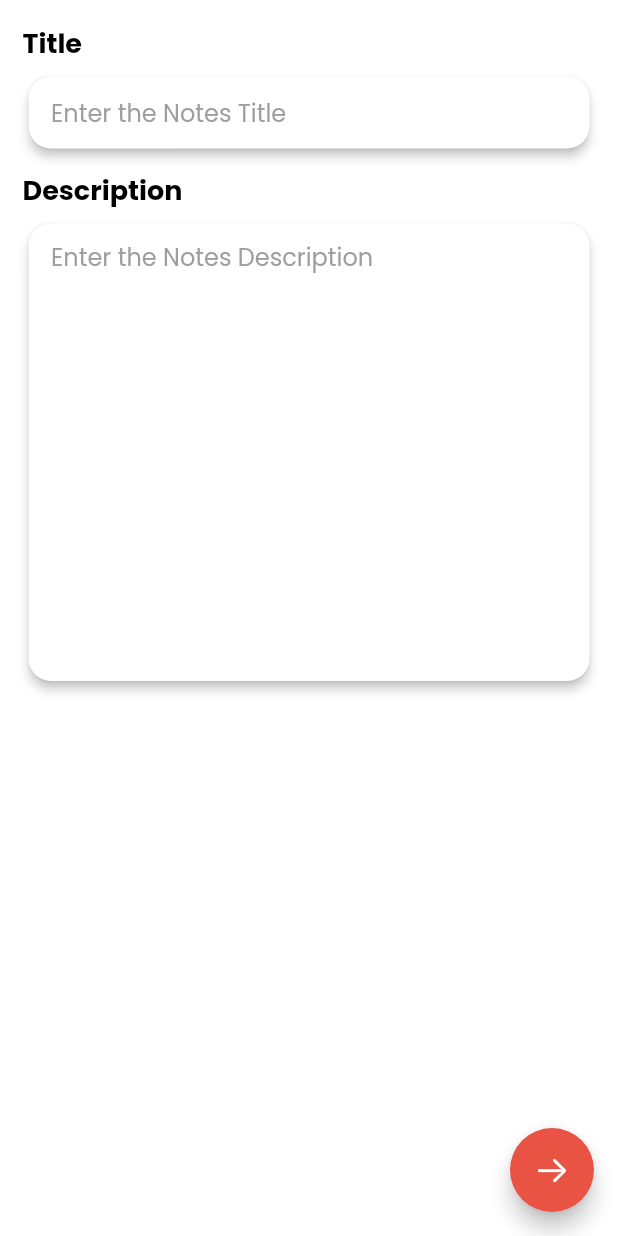
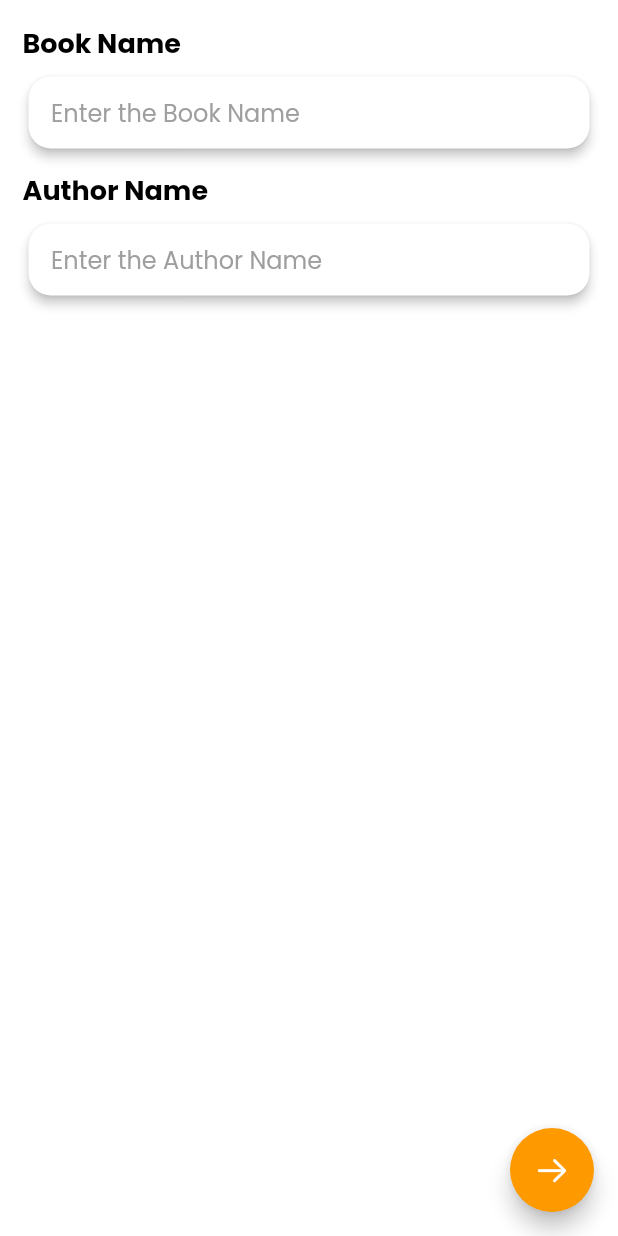
Before and after one commit to UmangKaklotar/firebase_app, a Flutter app: the screen it shows after launch, after a tap on the "note add" icon, on a phone screen of 412 x 824 dp. Run offline on Flutter 3.47's test engine with Material 2 defaults, Android fonts, the phone set to English and light mode, and no system bars; our stand-ins replace cloud_firestore, firebase_core, google_fonts; accounts and stored records are empty.

Commit message:
UK || 20/03/2023 10:50 PM

```diff
--- a/lib/Helper/collection_helper.dart
+++ b/lib/Helper/collection_helper.dart
@@ -1,33 +1,33 @@
 import 'package:cloud_firestore/cloud_firestore.dart';
 
-import '../Model/note_model.dart';
+import '../Model/author_model.dart';
 
 class CollectionHelper {
   static CollectionHelper instance = CollectionHelper();
 
-  CollectionReference notes = FirebaseFirestore.instance.collection('notes');
+  CollectionReference authors = FirebaseFirestore.instance.collection('authors');
 
-  insertNote(Notes note) {
-    return notes
-        .add(note.toMap())
+  insertNote(Author author) {
+    return authors
+        .add(author.toMap())
         .then((e) => print("Notes Added..."))
         .catchError((error) => print("Error : $error"));
   }
 
-  updateNote(int index, Notes note) async {
-    var docSnap = await notes.get();
+  updateNote(int index, Author author) async {
+    var docSnap = await authors.get();
     var doc_id = docSnap.docs;
-    return notes
+    return authors
         .doc(doc_id[index].id)
-        .update(note.toMap())
+        .update(author.toMap())
         .then((value) => print("Notes Updated..."))
         .catchError((error) => print("Error : $error"));
   }
 
   deleteNote(int index) async {
-    var docSnap = await notes.get();
+    var docSnap = await authors.get();
     var doc_id = docSnap.docs;
-    return notes
+    return authors
         .doc(doc_id[index].id)
         .delete()
         .then((e) => print("Notes Deleted..."))
--- /dev/null
+++ b/lib/Model/author_model.dart
@@ -0,0 +1,16 @@
+class Author {
+  String? name;
+  String? book;
+
+  Author({required this.name, required this.book});
+
+  Author.fromMap(Map<String, dynamic> map) {
+    name = map[name];
+    book = map[book];
+  }
+
+  Map<String, dynamic> toMap() => {
+    'name': name,
+    'book': book,
+  };
+}
--- a/lib/Model/note_model.dart
+++ /dev/null
@@ -1,16 +0,0 @@
-class Notes {
-  String? title;
-  String? des;
-
-  Notes({required this.title, required this.des});
-
-  Notes.fromMap(Map<String, dynamic> map) {
-    title = map[title];
-    des = map[des];
-  }
-
-  Map<String, dynamic> toMap() => {
-    'title': title,
-    'des': des,
-  };
-}
--- a/lib/Screen/notes.dart
+++ b/lib/Screen/author.dart
@@ -1,4 +1,4 @@
-import 'package:firebase_app/Model/note_model.dart';
+import 'package:firebase_app/Model/author_model.dart';
 import 'package:flutter/cupertino.dart';
 import 'package:flutter/material.dart';
 import 'package:google_fonts/google_fonts.dart';
@@ -7,33 +7,33 @@ import '../Helper/collection_helper.dart';
 import '../Utils/color.dart';
 import '../Utils/global.dart';
 
-class NotesDetails extends StatefulWidget {
-  const NotesDetails({Key? key}) : super(key: key);
+class AuthorDetails extends StatefulWidget {
+  const AuthorDetails({Key? key}) : super(key: key);
 
   @override
-  State<NotesDetails> createState() => _NotesDetailsState();
+  State<AuthorDetails> createState() => _AuthorDetailsState();
 }
 
-class _NotesDetailsState extends State<NotesDetails> {
+class _AuthorDetailsState extends State<AuthorDetails> {
   @override
   void initState() {
     // TODO: implement initState
     super.initState();
-    Global.title.clear();
-    Global.des.clear();
+    Global.name.clear();
+    Global.book.clear();
   }
 
   @override
   Widget build(BuildContext context) {
     int? index = ModalRoute.of(context)?.settings.arguments as int?;
     WidgetsBinding.instance.addPostFrameCallback((_) {
-      Global.title.text = Global.notes[index!]['title'];
-      Global.des.text = Global.notes[index]['des'];
+      Global.name.text = Global.authors[index!]['name'];
+      Global.book.text = Global.authors[index]['book'];
     });
     return Scaffold(
       resizeToAvoidBottomInset: true,
       body: Form(
-        key: Global.notesKey,
+        key: Global.authorKey,
         child: SafeArea(
           child: Padding(
             padding: const EdgeInsets.all(15),
@@ -43,7 +43,7 @@ class _NotesDetailsState extends State<NotesDetails> {
                 crossAxisAlignment: CrossAxisAlignment.start,
                 children: [
                   const Text(
-                    "Title",
+                    "Book Name",
                     style: TextStyle(
                       fontSize: 18,
                       fontWeight: FontWeight.bold,
@@ -59,14 +59,15 @@ class _NotesDetailsState extends State<NotesDetails> {
                     child: TextFormField(
                       validator: (val){
                         if(val!.isEmpty) {
-                          return "Please Enter Notes Title";
+                          return "Please Enter Notes Book Name";
                         }
                       },
-                      controller: Global.title,
+                      controller: Global.book,
                       decoration: InputDecoration(
                         border: InputBorder.none,
-                        contentPadding: const EdgeInsets.symmetric(horizontal: 15,),
-                        hintText: "Enter the Notes Title",
+                        contentPadding: const EdgeInsets.symmetric(
+                            horizontal: 15, vertical: 10),
+                        hintText: "Enter the Book Name",
                         hintStyle: GoogleFonts.poppins(color: MyColor.grey),
                         errorStyle: GoogleFonts.poppins(height: 3),
                       ),
@@ -76,7 +77,7 @@ class _NotesDetailsState extends State<NotesDetails> {
                     height: 10,
                   ),
                   const Text(
-                    "Description",
+                    "Author Name",
                     style: TextStyle(
                       fontSize: 18,
                       fontWeight: FontWeight.bold,
@@ -92,16 +93,14 @@ class _NotesDetailsState extends State<NotesDetails> {
                     child: TextFormField(
                       validator: (val){
                         if(val!.isEmpty) {
-                          return "Please Enter Notes Description";
+                          return "Please Enter Author Name";
                         }
                       },
-                      controller: Global.des,
-                      maxLines: 15,
+                      controller: Global.name,
                       decoration: InputDecoration(
                         border: InputBorder.none,
-                        contentPadding: const EdgeInsets.symmetric(
-                            horizontal: 15, vertical: 10),
-                        hintText: "Enter the Notes Description",
+                        contentPadding: const EdgeInsets.symmetric(horizontal: 15,),
+                        hintText: "Enter the Author Name",
                         hintStyle: GoogleFonts.poppins(color: MyColor.grey),
                         errorStyle: GoogleFonts.poppins(height: 3),
                       ),
@@ -117,14 +116,18 @@ class _NotesDetailsState extends State<NotesDetails> {
         backgroundColor: MyColor.themeColor,
         child: const Icon(CupertinoIcons.arrow_right),
         onPressed: () => setState(() {
-          if(Global.notesKey.currentState!.validate()) {
+          if(Global.authorKey.currentState!.validate()) {
             Navigator.pushNamedAndRemoveUntil(context, 'home', (route) => false);
-            Notes note = Notes(title: Global.title.text, des: Global.des.text);
-            if(Global.isNotes == true) {
-              CollectionHelper.instance.updateNote(index!, note);
+            Author author = Author(name: Global.name.text, book: Global.book.text);
+            if(Global.isAuthor == true) {
+              CollectionHelper.instance.updateNote(index!, author);
             } else {
-              CollectionHelper.instance.insertNote(note);
+              CollectionHelper.instance.insertNote(author);
             }
+            ScaffoldMessenger.of(context).showSnackBar(SnackBar(
+              content: Text("Author Successfully Added...", style: GoogleFonts.poppins(),),
+              backgroundColor: MyColor.themeColor,
+            ));
           }
         }),
       ),
--- a/lib/Screen/home_screen.dart
+++ b/lib/Screen/home_screen.dart
@@ -22,11 +22,11 @@ class _HomeScreenState extends State<HomeScreen> {
         backgroundColor: MyColor.themeColor,
         elevation: 0,
         title: const Text(
-          "Notes",
+          "Author App",
         ),
       ),
       body: StreamBuilder(
-        stream: FirebaseFirestore.instance.collection('notes').snapshots(),
+        stream: FirebaseFirestore.instance.collection('authors').snapshots(),
         builder: (context, snapshot) {
           if (snapshot.hasError) {
             return const Center(
@@ -42,7 +42,7 @@ class _HomeScreenState extends State<HomeScreen> {
               padding: const EdgeInsets.all(15),
               itemCount: snapshot.data!.docs.length,
               itemBuilder: (context, index) {
-                Global.notes = snapshot.data!.docs;
+                Global.authors = snapshot.data!.docs;
                 return Card(
                   elevation: 3,
                   shape: RoundedRectangleBorder(
@@ -54,14 +54,14 @@ class _HomeScreenState extends State<HomeScreen> {
                         borderRadius: BorderRadius.circular(20)),
                     child: ListTile(
                       shape: RoundedRectangleBorder(
-                          borderRadius: BorderRadius.circular(20),
+                        borderRadius: BorderRadius.circular(20),
                       ),
                       onTap: () => setState(() {
-                        Global.isNotes = true;
+                        Global.isAuthor = true;
                         Navigator.pushNamed(context, 'note', arguments: index);
                       }),
-                      title: Text("${Global.notes[index]['title']}"),
-                      subtitle: Text("${Global.notes[index]['des']}",
+                      title: Text("${Global.authors[index]['book']}"),
+                      subtitle: Text("${Global.authors[index]['name']}",
                         maxLines: 1,
                         overflow: TextOverflow.ellipsis,
                       ),
@@ -73,7 +73,7 @@ class _HomeScreenState extends State<HomeScreen> {
                         onPressed: () => setState(() {
                           CollectionHelper.instance.deleteNote(index);
                           ScaffoldMessenger.of(context).showSnackBar(SnackBar(
-                            content: Text("Notes Deleted", style: GoogleFonts.poppins(),),
+                            content: Text("Author Deleted...", style: GoogleFonts.poppins(),),
                             backgroundColor: MyColor.themeColor,
                           ));
                         }),
@@ -90,7 +90,7 @@ class _HomeScreenState extends State<HomeScreen> {
         backgroundColor: MyColor.themeColor,
         child: const Icon(Icons.note_add_rounded),
         onPressed: () => setState(() {
-          Global.isNotes = false;
+          Global.isAuthor = false;
           Navigator.pushNamed(context, 'note');
         }),
       ),
--- a/lib/Screen/splash_screen.dart
+++ b/lib/Screen/splash_screen.dart
@@ -20,9 +20,8 @@ class _SplashScreenState extends State<SplashScreen> {
   Widget build(BuildContext context) {
     return Scaffold(
       body: Container(
-        color: const Color(0xffF3F3F3),
         alignment: Alignment.center,
-        child: Image.asset('assets/image/notes_logo.gif',
+        child: Image.asset('assets/image/book.png',
           width: 250,
         ),
       ),
--- a/lib/Utils/color.dart
+++ b/lib/Utils/color.dart
@@ -5,5 +5,5 @@ class MyColor {
   static Color white = Colors.white;
   static Color red = Colors.red;
   static Color grey = Colors.grey;
-  static Color themeColor = const Color(0xffE95343);
+  static Color themeColor = const Color(0xffFF9900);
 }
--- a/lib/Utils/global.dart
+++ b/lib/Utils/global.dart
@@ -1,9 +1,9 @@
 import 'package:flutter/material.dart';
 
 class Global {
-  static List notes = [];
-  static bool isNotes = false;
-  static final notesKey = GlobalKey<FormState>();
-  static TextEditingController title = TextEditingController(),
-      des = TextEditingController();
+  static List authors = [];
+  static bool isAuthor = false;
+  static final authorKey = GlobalKey<FormState>();
+  static TextEditingController name = TextEditingController(),
+      book = TextEditingController();
 }
--- a/lib/main.dart
+++ b/lib/main.dart
@@ -1,4 +1,4 @@
-import 'package:firebase_app/Screen/notes.dart';
+import 'package:firebase_app/Screen/author.dart';
 import 'package:firebase_core/firebase_core.dart';
 import 'package:flutter/material.dart';
 import 'package:google_fonts/google_fonts.dart';
@@ -26,7 +26,7 @@ Future<void> main() async {
       routes: {
         'splash': (context) => const SplashScreen(),
         'home': (context) => const HomeScreen(),
-        'note': (context) => const NotesDetails(),
+        'note': (context) => const AuthorDetails(),
       },
     ),
   );
```
Also changed, not shown: assets/image/book.png (added).
